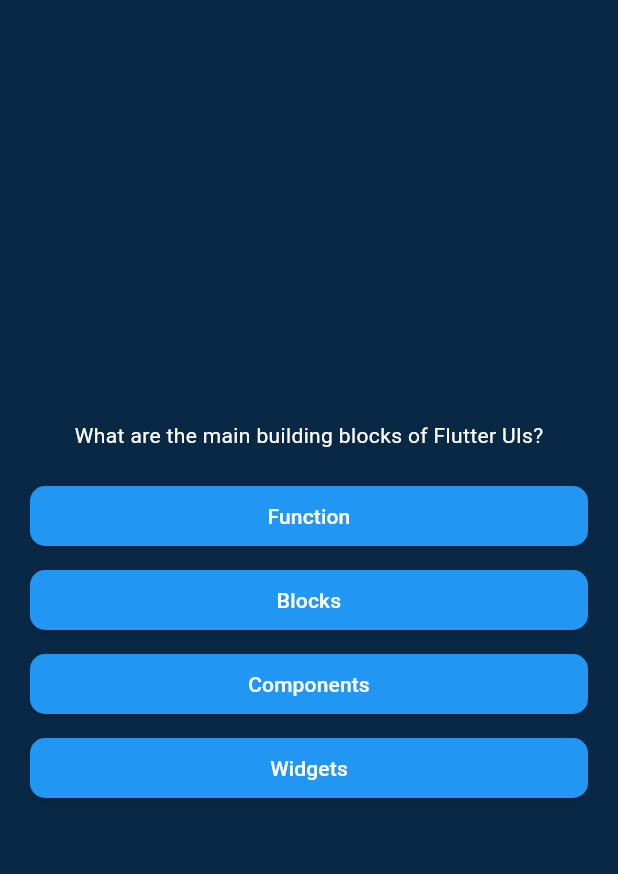
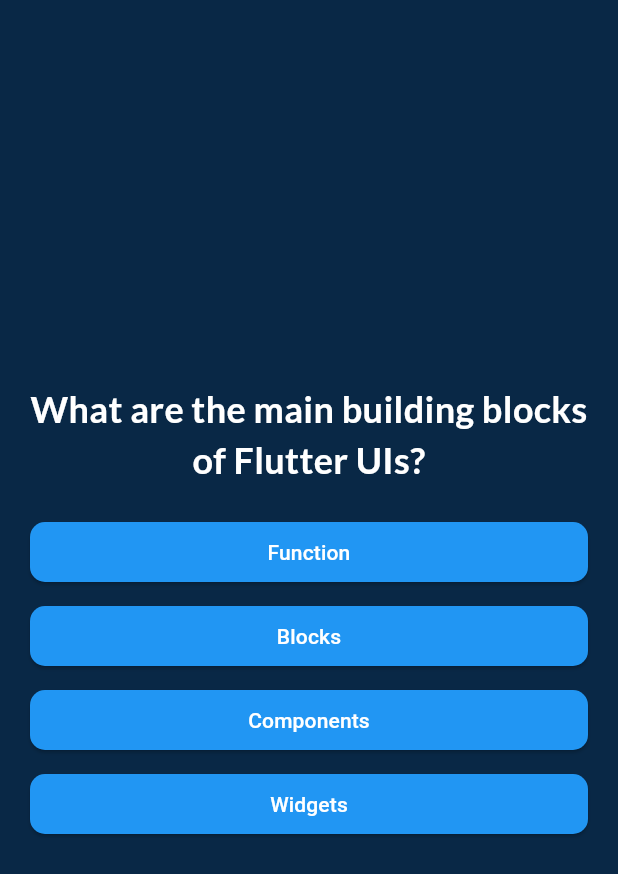
Before and after one commit to atidhira-id/flutter-quiz-app, a Flutter app: the screen it shows after launch, after a tap on "Start Quiz", on a phone screen of 412 x 824 dp. Shown: the top 874 px of the screen. Run offline on Flutter 3.47's test engine with Material 3 defaults, Android fonts, the phone set to English and light mode, and no system bars; our stand-ins replace google_fonts.

Commit message:
feat: add function state to handle user selecting quiz answer

```diff
--- a/lib/questions_screen.dart
+++ b/lib/questions_screen.dart
@@ -1,9 +1,12 @@
 import 'package:flutter/material.dart';
+import 'package:google_fonts/google_fonts.dart';
 import 'package:quiz_app/answer_button.dart';
 import 'package:quiz_app/data/questions.dart';
 
 class QuestionsScreen extends StatefulWidget {
-  const QuestionsScreen({super.key});
+  const QuestionsScreen({super.key, required this.onSelectAnswer});
+
+  final void Function(int questionNumber, String answer) onSelectAnswer;
 
   @override
   State<QuestionsScreen> createState() {
@@ -12,21 +15,43 @@ class QuestionsScreen extends StatefulWidget {
 }
 
 class _QuestionsScreenState extends State<QuestionsScreen> {
+  int currentQuestionIndex = 0;
+
+  void answerQuestion(int questionNumber, String answer) {
+    widget.onSelectAnswer(questionNumber, answer);
+    setState(() {
+      currentQuestionIndex++;
+    });
+  }
+
   @override
   Widget build(BuildContext context) {
-    final currentQuestion = questions[0];
+    final currentQuestion = questions[currentQuestionIndex];
 
     return Center(
       child: Column(
         mainAxisSize: MainAxisSize.min,
         children: [
-          Text(currentQuestion.question, style: TextStyle(color: Colors.white)),
+          Text(
+            currentQuestion.question,
+            style: GoogleFonts.lato(
+              color: Colors.white,
+              fontSize: 24,
+              fontWeight: FontWeight.bold,
+            ),
+            textAlign: TextAlign.center,
+          ),
           SizedBox(height: 20),
           ...currentQuestion.getShuffledAnswer().map((answer) {
             return Column(
               crossAxisAlignment: CrossAxisAlignment.stretch,
               children: [
-                AnswerButton(answer, onTap: () {}),
+                AnswerButton(
+                  answer,
+                  onTap: () {
+                    answerQuestion(currentQuestionIndex, answer);
+                  },
+                ),
                 SizedBox(height: 8),
               ],
             );
```
